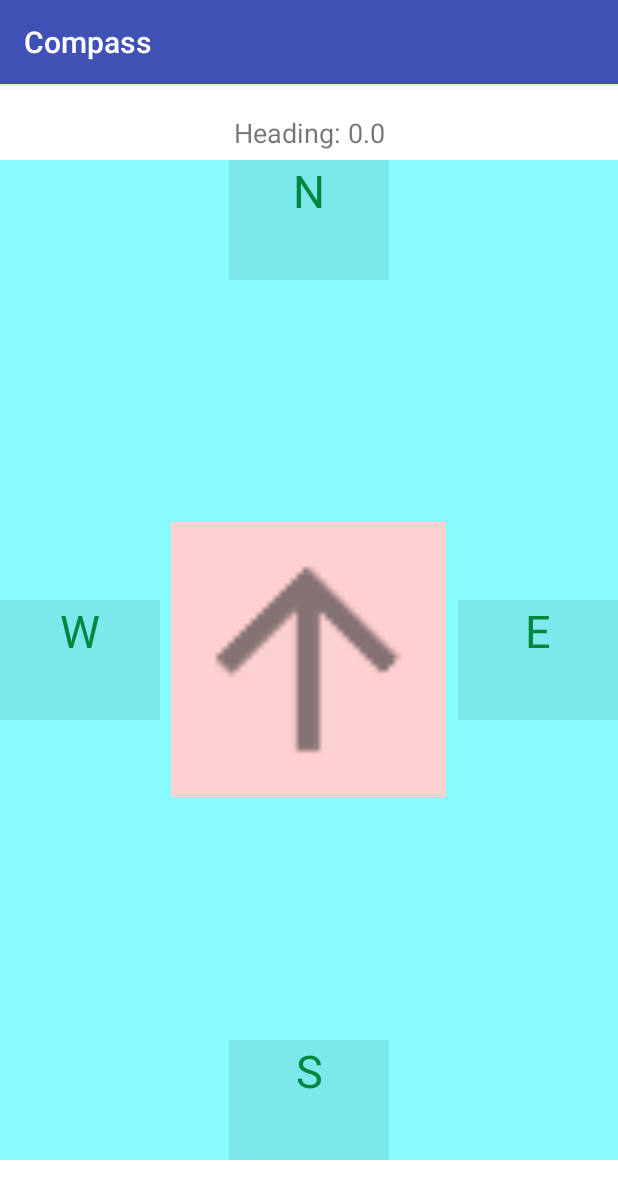
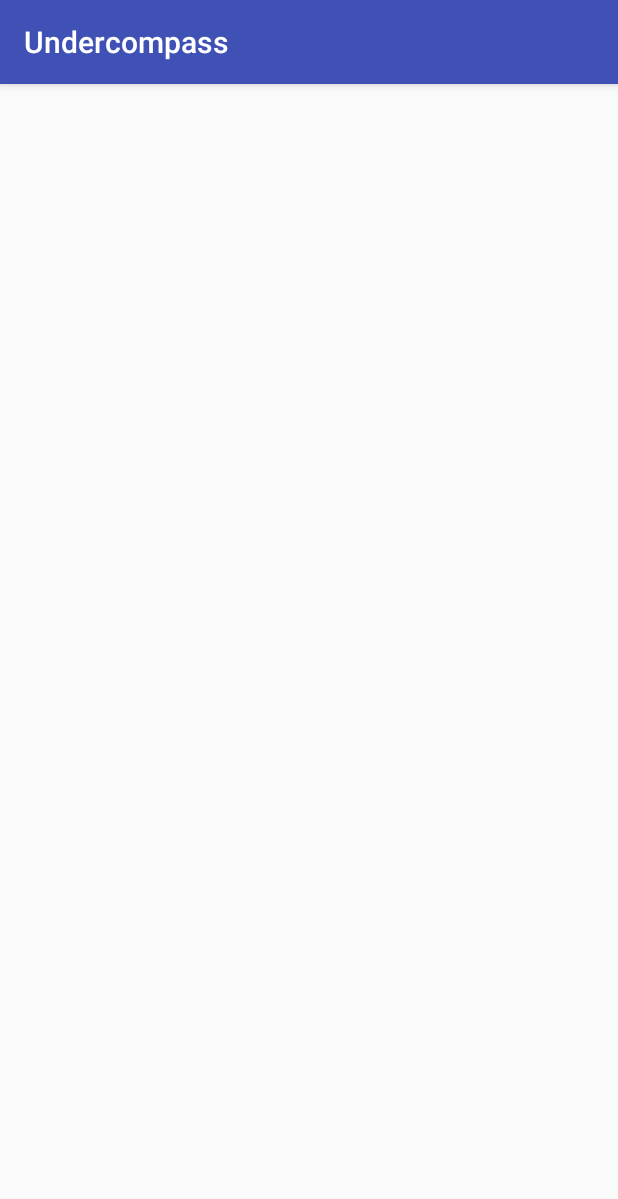
Before and after one commit to proradar/android-compass, an Android app: the screen it shows after launch (MainActivity), on a phone screen of 412 x 824 dp. Shown: the top 1199 px of the screen. Run offline under Robolectric (Android 15) with nearby library versions, the phone set to English and light mode, and no system bars.

Commit message:
Add files via upload

```diff
--- a/src/main/AndroidManifest.xml
+++ b/src/main/AndroidManifest.xml
@@ -1,6 +1,6 @@
 <?xml version="1.0" encoding="utf-8"?>
 <manifest xmlns:android="http://schemas.android.com/apk/res/android"
-    package="com.example.project.compass">
+    package="com.example.project.undercompass">
 
     <application
         android:allowBackup="true"
--- /dev/null
+++ b/src/main/java/com/example/project/undercompass/MainActivity.java
@@ -0,0 +1,68 @@
+package com.example.project.undercompass;
+
+import android.hardware.Sensor;
+import android.hardware.SensorEvent;
+import android.hardware.SensorEventListener;
+import android.hardware.SensorManager;
+import android.support.v7.app.AppCompatActivity;
+import android.os.Bundle;
+import android.view.animation.Animation;
+import android.view.animation.RotateAnimation;
+import android.widget.ImageView;
+import android.widget.TextView;
+
+public class MainActivity extends AppCompatActivity implements SensorEventListener  {
+
+    // define the display assembly compass picture
+    private ImageView image;
+
+    // record the compass picture angle turned
+    private float currentDegree = 0f;
+
+    // device sensor manager
+    private SensorManager mSensorManager;
+
+    TextView tvHeading;
+
+    @Override
+    protected void onCreate(Bundle savedInstanceState) {
+        super.onCreate(savedInstanceState);
+        setContentView(R.layout.activity_main);
+
+        // initialize your android device sensor capabilities
+        mSensorManager = (SensorManager) getSystemService(SENSOR_SERVICE);
+    }
+
+    @Override
+    protected void onResume() {
+        super.onResume();
+
+        // for the system's orientation sensor registered listeners
+        mSensorManager.registerListener(this, mSensorManager.getDefaultSensor(Sensor.TYPE_ORIENTATION),
+                SensorManager.SENSOR_DELAY_GAME);
+    }
+
+    @Override
+    protected void onPause() {
+        super.onPause();
+
+        // to stop the listener and save battery
+        mSensorManager.unregisterListener(this);
+    }
+
+    @Override
+    public void onSensorChanged(SensorEvent event) {
+
+        // get the angle around the z-axis rotated
+        float degree = Math.round(event.values[0]);
+
+        tvHeading.setText("Heading: " + Float.toString(degree) + " degrees");
+        currentDegree = -degree;
+
+    }
+
+    @Override
+    public void onAccuracyChanged(Sensor sensor, int accuracy) {
+        // not in use
+    }
+}
--- a/src/main/res/layout/activity_main.xml
+++ b/src/main/res/layout/activity_main.xml
@@ -1,102 +1,14 @@
+<?xml version="1.0" encoding="utf-8"?>
 <RelativeLayout xmlns:android="http://schemas.android.com/apk/res/android"
+    xmlns:tools="http://schemas.android.com/tools"
+    android:id="@+id/activity_main"
     android:layout_width="match_parent"
     android:layout_height="match_parent"
-    android:background="#fff" >
+    android:paddingBottom="@dimen/activity_vertical_margin"
+    android:paddingLeft="@dimen/activity_horizontal_margin"
+    android:paddingRight="@dimen/activity_horizontal_margin"
+    android:paddingTop="@dimen/activity_vertical_margin"
+    tools:context="com.example.project.undercompass.MainActivity">
 
-    <TextView
-        android:id="@+id/tvHeading"
-        android:layout_centerHorizontal="true"
-        android:layout_marginBottom="40dp"
-        android:layout_marginTop="20dp"
-        android:text="Heading: 0.0"
-        android:layout_height="100px"
-        android:textAlignment="center"
-        android:textSize="18sp"
-        android:layout_width="620px" />
-
-    <TextView
-        android:text="NE"
-        android:id="@+id/textView3"
-        android:textColor="@color/num"
-        android:background="@color/num_back"
-        android:textSize="30sp"
-        android:textAlignment="center"
-        android:layout_width="160px"
-        android:layout_height="120px"
-        android:layout_alignTop="@+id/back"
-        android:layout_alignEnd="@+id/back" />
-
-    <TextView
-        android:id="@+id/back"
-        android:background="@color/compass_back"
-        android:layout_width="1000px"
-        android:layout_height="1000px"
-        android:layout_centerVertical="true"
-        android:layout_centerHorizontal="true" />
-
-    <TextView
-        android:text="N"
-        android:id="@+id/textView14"
-        android:textColor="@color/num"
-        android:background="@color/num_back"
-        android:textSize="30sp"
-        android:textAlignment="center"
-        android:layout_width="160px"
-        android:layout_height="120px"
-        android:layout_alignTop="@+id/back"
-        android:layout_alignStart="@+id/textView12" />
-
-    <TextView
-        android:text="E"
-        android:id="@+id/textView13"
-        android:textColor="@color/num"
-        android:background="@color/num_back"
-        android:textSize="30sp"
-        android:textAlignment="center"
-        android:layout_width="160px"
-        android:layout_height="120px"
-        android:layout_alignBaseline="@+id/textView11"
-        android:layout_alignBottom="@+id/textView11"
-        android:layout_alignEnd="@+id/back" />
-
-    <TextView
-        android:text="S"
-        android:id="@+id/textView12"
-        android:textColor="@color/num"
-        android:background="@color/num_back"
-        android:textSize="30sp"
-        android:textAlignment="center"
-        android:layout_width="160px"
-        android:layout_height="120px"
-        android:layout_alignBottom="@+id/back"
-        android:layout_centerHorizontal="true" />
-
-    <TextView
-        android:text="W"
-        android:id="@+id/textView11"
-        android:textColor="@color/num"
-        android:background="@color/num_back"
-        android:textSize="30sp"
-        android:textAlignment="center"
-        android:layout_width="160px"
-        android:layout_height="120px"
-        android:layout_centerVertical="true"
-        android:layout_alignStart="@+id/back" />
-
-    <TextView
-        android:layout_height="275px"
-        android:layout_alignTop="@+id/imageViewCompass"
-        android:layout_alignStart="@+id/imageViewCompass"
-        android:id="@+id/textView15"
-        android:layout_width="275px"
-        android:background="@color/arrow_back" />
-
-    <ImageView
-        android:id="@+id/imageViewCompass"
-        android:src="@drawable/arrow_up"
-        android:layout_height="275px"
-        android:layout_width="275px"
-        android:layout_centerVertical="true"
-        android:layout_centerHorizontal="true" />
 
 </RelativeLayout>
--- a/src/main/res/values/colors.xml
+++ b/src/main/res/values/colors.xml
@@ -3,8 +3,4 @@
     <color name="colorPrimary">#3F51B5</color>
     <color name="colorPrimaryDark">#303F9F</color>
     <color name="colorAccent">#FF4081</color>
-    <color name="compass_back">#87fbff</color>
-    <color name="num_back">#7de8ec</color>
-    <color name="num">#00873d</color>
-    <color name="arrow_back">#ffd0d0</color>
 </resources>
--- a/src/main/res/values/strings.xml
+++ b/src/main/res/values/strings.xml
@@ -1,3 +1,3 @@
 <resources>
-    <string name="app_name">Compass</string>
+    <string name="app_name">Undercompass</string>
 </resources>
```
Also changed, not shown: 2 other files.
